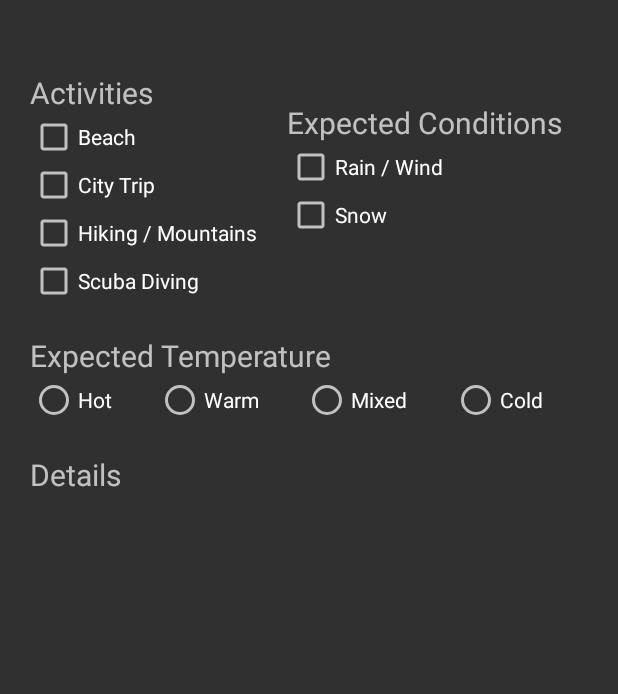
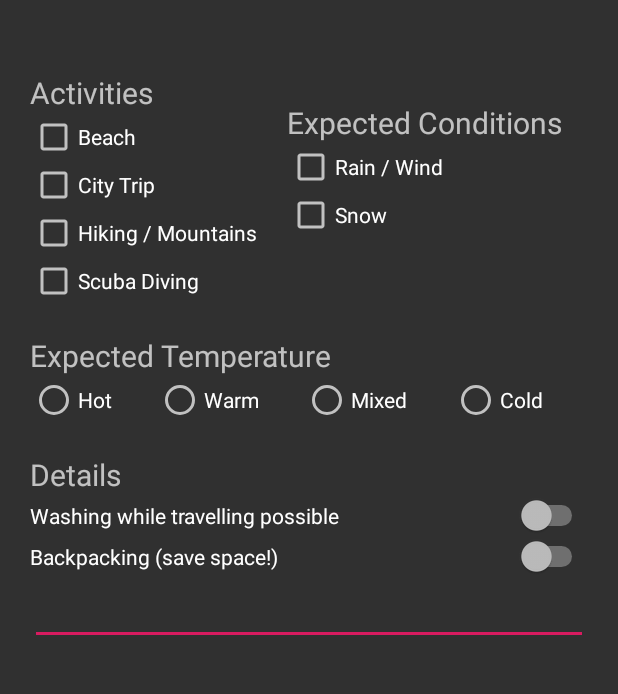
Before and after one commit to melanie-fuchs/PackingList, an Android app: the screen it shows after launch (MainActivity), on a phone screen of 412 x 824 dp, the part 255-949 px from its top. Run offline under Robolectric (Android 15) with nearby library versions, the phone set to English and light mode, and no system bars.

Commit message:
adding user inputfield

```diff
--- a/app/src/main/res/layout/activity_main.xml
+++ b/app/src/main/res/layout/activity_main.xml
@@ -146,4 +146,21 @@
         android:text="@string/mainTitleExpectedDetails"
         android:textSize="20dp" />
 
+    <Switch
+        android:id="@+id/switchWashing"
+        android:layout_width="match_parent"
+        android:layout_height="wrap_content"
+        android:text="@string/switchWashing" />
+
+    <Switch
+        android:id="@+id/switchBackpacking"
+        android:layout_width="match_parent"
+        android:layout_height="wrap_content"
+        android:text="@string/switchBackpacking" />
+
+    <EditText
+        android:id="@+id/edittextDays"
+        android:layout_width="match_parent"
+        android:layout_height="wrap_content" />
+
 </LinearLayout>
--- a/app/src/main/res/values/strings.xml
+++ b/app/src/main/res/values/strings.xml
@@ -16,4 +16,6 @@
     <string name="radioButtonTempMixed">Mixed</string>
     <string name="radioButtonTempCold">Cold</string>
     <string name="mainTitleExpectedDetails">Details</string>
+    <string name="switchWashing">Washing while travelling possible</string>
+    <string name="switchBackpacking">Backpacking (save space!)</string>
 </resources>
```
